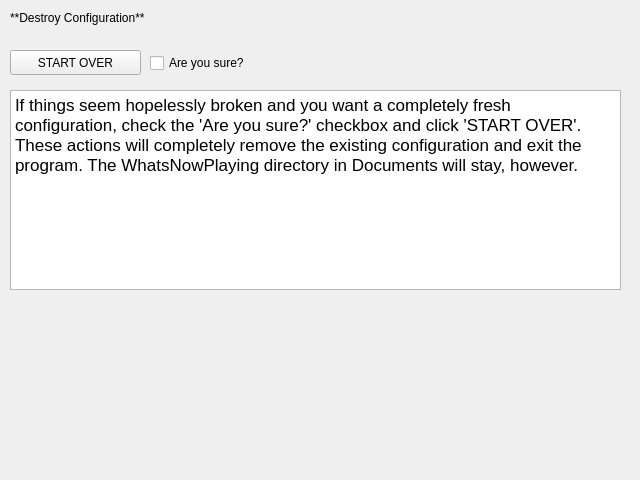
First picture: the form in nowplaying/resources/ui/destroy.ui, repository whatsnowplaying/whats-now-playing, before the edit.
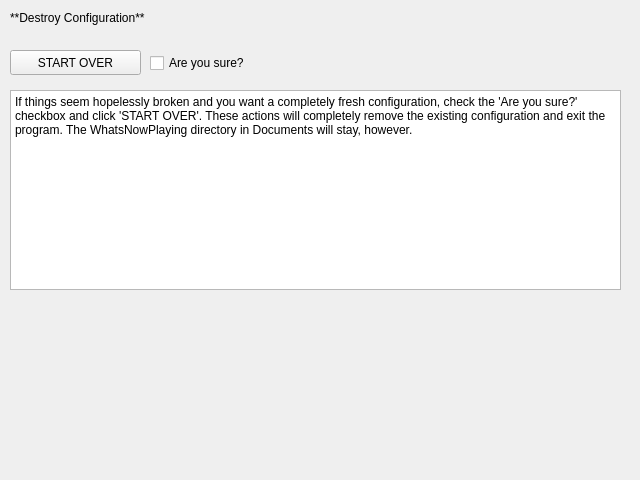
Second picture: the form after the edit. Icons and pictures are not drawn.

Commit message:
Fix Windows font scaling, hide unimplemented Kick commands, docs
* Remove hardcoded macOS font families and absolute pt sizes from
  all settings UI panels; Qt now inherits system font correctly on
  all platforms
* Fix About page title to use widget font property instead of
  inline HTML font-size
* Hide unimplemented command/permissions widgets in Kick Chat UI
* Add kickbot-settings.png and kickbot-chat.png to docs
* Update CHANGELOG: security fixes, SSL CA store, reliability
  improvements, arrow overlay, font scaling, Serato3 null-byte fix
* Remove basedpyright from requirements-dev.txt

```diff
--- a/nowplaying/resources/ui/destroy.ui
+++ b/nowplaying/resources/ui/destroy.ui
@@ -75,8 +75,8 @@
 hr { height: 1px; border-width: 0; }
 li.unchecked::marker { content: &quot;\2610&quot;; }
 li.checked::marker { content: &quot;\2612&quot;; }
-&lt;/style&gt;&lt;/head&gt;&lt;body style=&quot; font-family:'.AppleSystemUIFont'; font-size:13pt; font-weight:400; font-style:normal;&quot;&gt;
-&lt;p style=&quot; margin-top:12px; margin-bottom:12px; margin-left:0px; margin-right:0px; -qt-block-indent:0; text-indent:0px;&quot;&gt;If things seem hopelessly broken and you want a completely fresh configuration, check the 'Are you sure?' checkbox and click 'START OVER'. These actions will completely remove the existing configuration and exit the program. The WhatsNowPlaying directory in Documents will stay, however.&lt;/p&gt;&lt;/body&gt;&lt;/html&gt;</string>
+&lt;/style&gt;&lt;/head&gt;&lt;body&gt;
+&lt;p style=&quot;margin-top:12px; margin-bottom:12px; margin-left:0px; margin-right:0px; -qt-block-indent:0; text-indent:0px&quot;&gt;If things seem hopelessly broken and you want a completely fresh configuration, check the 'Are you sure?' checkbox and click 'START OVER'. These actions will completely remove the existing configuration and exit the program. The WhatsNowPlaying directory in Documents will stay, however.&lt;/p&gt;&lt;/body&gt;&lt;/html&gt;</string>
    </property>
   </widget>
  </widget>
```
The commit also changes 26 other files.
